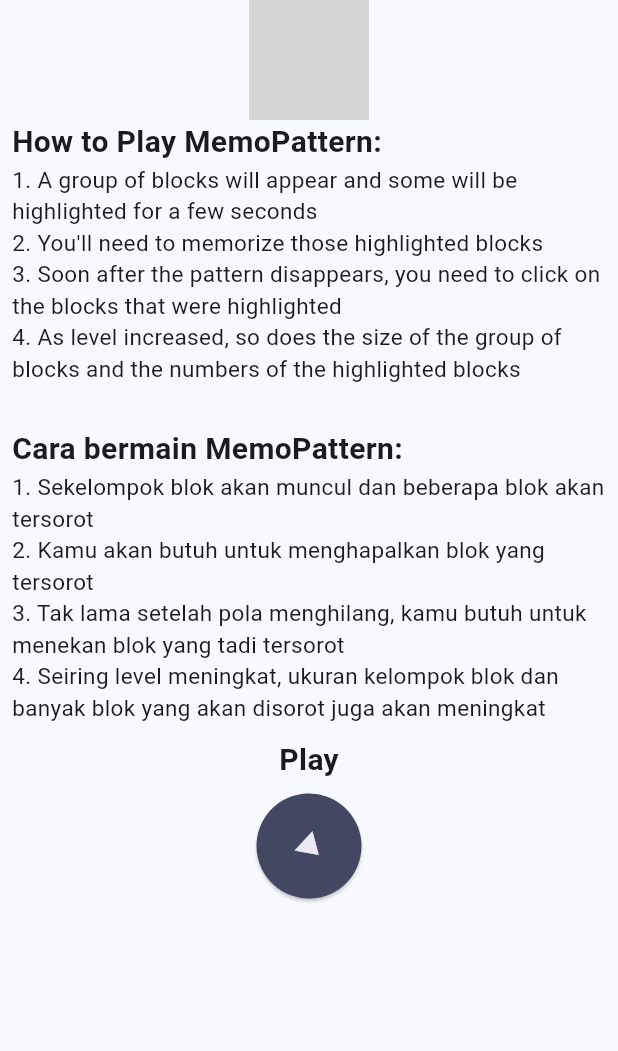
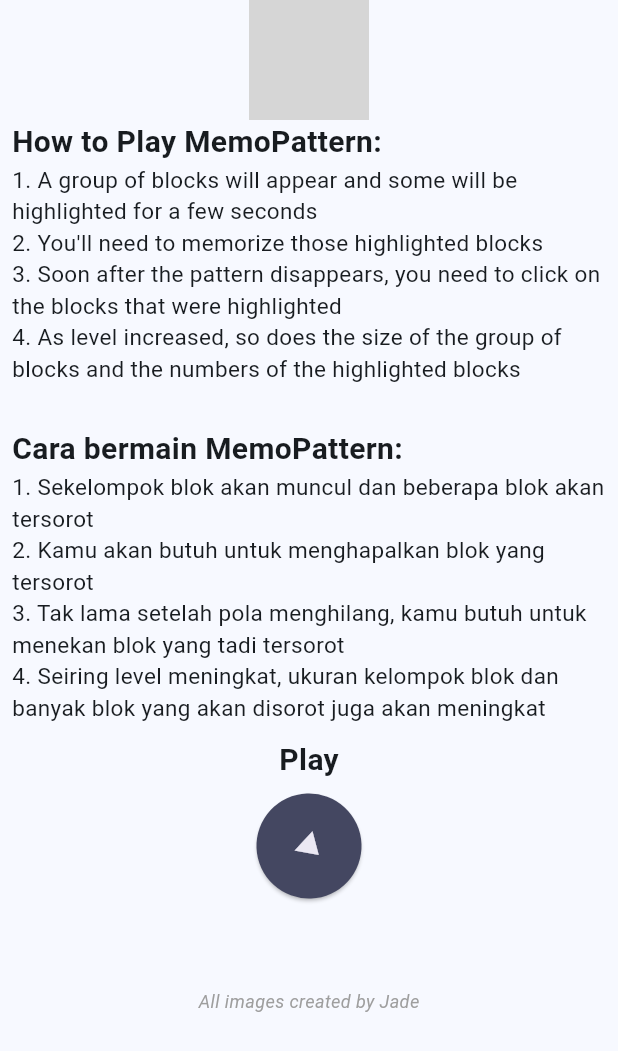
Before and after one commit to raransyw/projectutsET, a Flutter app: the Home screen opened directly, on a phone screen of 412 x 824 dp. Shown: the top 1051 px of the screen. Run offline on Flutter 3.47's test engine with Material 3 defaults, Android fonts, the phone set to English and light mode, and no system bars; our stand-ins replace shared_preferences; accounts and stored records are empty; Roboto replaces fonts that are missing (Georgia); grey boxes are pictures that could not be loaded.

Commit message:
Adding credits

```diff
--- a/lib/screen/home.dart
+++ b/lib/screen/home.dart
@@ -71,8 +71,14 @@ class Home extends StatelessWidget {
                       ),
                       child: const Icon(Icons.play_arrow, size: 30.0,),),
                     );},
-                  ),
-            ),
+            ),),
+          Container(
+            margin: const EdgeInsets.fromLTRB(0, 10, 0, 8),
+            alignment: Alignment.center,
+            child: const Text(
+              "All images created by Jade",
+              style: TextStyle(fontSize: 12, fontStyle: FontStyle.italic, color: Colors.grey),
+            )),
       ]),
     ));
   }
--- a/pubspec.yaml
+++ b/pubspec.yaml
@@ -65,7 +65,6 @@ flutter:
     - assets/images/R1F.png
     - assets/images/R2F.png
     - assets/images/R3F.png
-    - assets/images/Sunset.jpg
     - assets/images/Gif3.gif
     - assets/images/Logo.png
 
```
Also changed, not shown: assets/images/Sunset.jpg (deleted).
